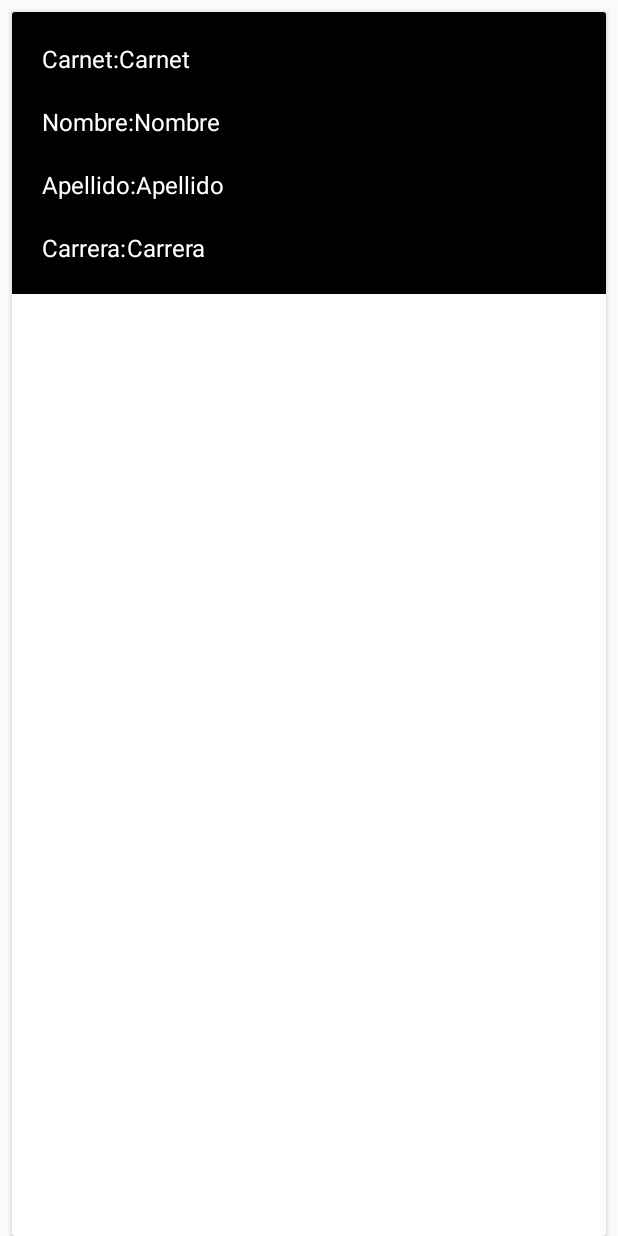
After one commit to Freduart/ProyectoPDM, an Android app: the layout alumno_item.xml on its own in the app's theme, with its tools: preview values and no code run, on a phone screen of 412 x 824 dp. The commit adds this screen. Run offline under Robolectric (Android 15) with nearby library versions, the phone set to English and light mode, and no system bars.

Commit message:
Layout y Adapters de Cargo, Alumno y Asignatura

```diff
--- a/ProyectoPDM/app/src/main/java/sv/ues/fia/eisi/proyectopdm/MainActivity.java
+++ b/ProyectoPDM/app/src/main/java/sv/ues/fia/eisi/proyectopdm/MainActivity.java
@@ -20,7 +20,6 @@ import sv.ues.fia.eisi.proyectopdm.db.entity.Escuela;
 public class MainActivity extends AppCompatActivity {
 
     private EscuelaViewModel escuelaViewModel;
-    private LocalViewModel localViewModel;
 
     @Override
     protected void onCreate(Bundle savedInstanceState) {
@@ -45,7 +44,7 @@ public class MainActivity extends AppCompatActivity {
                 debido a que ViewModel esta desfasado se tienen que buscar alternativas en este caso usamos AndroidViewModelFactory para dicha
                 solucion para comprobarlo podemos mandar un mensaje en un toast
             */
-            //escuelaViewModel= new ViewModelProvider(this).get(EscuelaViewModel.class);
+
             escuelaViewModel=new ViewModelProvider.AndroidViewModelFactory(getApplication()).create(EscuelaViewModel.class);
             escuelaViewModel.getAllEscuelas().observe(this, new Observer<List<Escuela>>() {
                 @Override
--- a/ProyectoPDM/app/src/main/java/sv/ues/fia/eisi/proyectopdm/dao/AlumnoDao.java
+++ b/ProyectoPDM/app/src/main/java/sv/ues/fia/eisi/proyectopdm/dao/AlumnoDao.java
@@ -24,17 +24,18 @@ public interface AlumnoDao {
     @Delete
     void deleteAlumno(Alumno alumno);
 
-
     /*
         En este Query nosotros borramos todos los datos que contenga la tabla Alumno
         Para borrar uno en especifico necesitaremos usar el id en el Query como un delete de SQL
      */
+
     @Query("delete from Alumno ")
-    void borrarAlumno();
+    void borrarAlumnos();
 
     /*
         LiveData tiene ventajas como mostrar los datos siempre actualizados en la app usando ROOM
      */
+
     @Query("Select * from Alumno")
     LiveData<List<Alumno>> obtenerAlumnos();
 }
--- a/ProyectoPDM/app/src/main/java/sv/ues/fia/eisi/proyectopdm/dao/EscuelaDao.java
+++ b/ProyectoPDM/app/src/main/java/sv/ues/fia/eisi/proyectopdm/dao/EscuelaDao.java
@@ -34,6 +34,7 @@ public interface EscuelaDao {
         En este Query nosotros borramos todos los datos que contenga la tabla Escuela
         Para borrar uno en especifico necesitaremos usar el id en el Query como un delete de SQL
      */
+
     @Query("delete from Escuela ")
     void borrarEscuelas();
 
--- /dev/null
+++ b/ProyectoPDM/app/src/main/res/layout/alumno_item.xml
@@ -0,0 +1,152 @@
+<?xml version="1.0" encoding="utf-8"?>
+<ScrollView xmlns:android="http://schemas.android.com/apk/res/android"
+    android:layout_width="match_parent"
+    android:layout_height="match_parent"
+    android:fillViewport="true"
+    android:orientation="vertical">
+
+    <androidx.cardview.widget.CardView
+        android:layout_width="match_parent"
+        android:layout_height="wrap_content"
+        android:layout_marginStart="8dp"
+        android:layout_marginTop="8dp"
+        android:layout_marginEnd="8dp">
+
+        <LinearLayout
+            android:layout_width="match_parent"
+            android:layout_height="wrap_content"
+            android:layout_marginTop="0dp"
+            android:background="@color/colorNegro"
+            android:foreground="?attr/selectableItemBackground"
+            android:orientation="vertical"
+            android:padding="10dp">
+
+            <LinearLayout
+                android:layout_width="match_parent"
+                android:layout_height="wrap_content"
+                android:layout_marginTop="0dp"
+                android:background="@color/colorNegro"
+                android:foreground="?attr/selectableItemBackground"
+                android:orientation="horizontal"
+                android:padding="10dp">
+
+                <TextView
+                    android:layout_width="wrap_content"
+                    android:layout_height="wrap_content"
+                    android:layout_alignParentEnd="true"
+                    android:layout_alignParentRight="true"
+                    android:text="Carnet:"
+                    android:textAppearance="@style/TextAppearance.AppCompat.Large"
+                    android:textColor="@color/colorBlanco"
+                    android:textSize="16sp" />
+
+                <TextView
+                    android:id="@+id/carnetAlumno"
+                    android:layout_width="wrap_content"
+                    android:layout_height="wrap_content"
+                    android:layout_alignParentEnd="true"
+                    android:layout_alignParentRight="true"
+                    android:text="Carnet"
+                    android:textAppearance="@style/TextAppearance.AppCompat.Large"
+                    android:textColor="@color/colorBlanco"
+                    android:textSize="16sp" />
+            </LinearLayout>
+
+            <LinearLayout
+                android:layout_width="match_parent"
+                android:layout_height="wrap_content"
+                android:layout_marginTop="0dp"
+                android:orientation="horizontal"
+                android:foreground="?attr/selectableItemBackground"
+                android:padding="10dp"
+                android:background="@color/colorNegro">
+
+                <TextView
+                    android:layout_width="wrap_content"
+                    android:layout_height="wrap_content"
+                    android:layout_alignParentEnd="true"
+                    android:layout_alignParentRight="true"
+                    android:text="Nombre:"
+                    android:textAppearance="@style/TextAppearance.AppCompat.Large"
+                    android:textColor="@color/colorBlanco"
+                    android:textSize="16sp" />
+
+                <TextView
+                    android:id="@+id/nomAlum"
+                    android:layout_width="wrap_content"
+                    android:layout_height="wrap_content"
+                    android:layout_alignParentEnd="true"
+                    android:layout_alignParentRight="true"
+                    android:text="Nombre"
+                    android:textAppearance="@style/TextAppearance.AppCompat.Large"
+                    android:textColor="@color/colorBlanco"
+                    android:textSize="16sp" />
+            </LinearLayout>
+
+            <LinearLayout
+                android:layout_width="match_parent"
+                android:layout_height="wrap_content"
+                android:layout_marginTop="0dp"
+                android:orientation="horizontal"
+                android:foreground="?attr/selectableItemBackground"
+                android:padding="10dp"
+                android:background="@color/colorNegro">
+
+                <TextView
+                    android:layout_width="wrap_content"
+                    android:layout_height="wrap_content"
+                    android:layout_alignParentEnd="true"
+                    android:layout_alignParentRight="true"
+                    android:text="Apellido:"
+                    android:textAppearance="@style/TextAppearance.AppCompat.Large"
+                    android:textColor="@color/colorBlanco"
+                    android:textSize="16sp" />
+
+                <TextView
+                    android:id="@+id/apeAlum"
+                    android:layout_width="wrap_content"
+                    android:layout_height="wrap_content"
+                    android:layout_alignParentEnd="true"
+                    android:layout_alignParentRight="true"
+                    android:text="Apellido"
+                    android:textAppearance="@style/TextAppearance.AppCompat.Large"
+                    android:textColor="@color/colorBlanco"
+                    android:textSize="16sp" />
+            </LinearLayout>
+
+            <LinearLayout
+                android:layout_width="match_parent"
+                android:layout_height="wrap_content"
+                android:layout_marginTop="0dp"
+                android:orientation="horizontal"
+                android:foreground="?attr/selectableItemBackground"
+                android:padding="10dp"
+                android:background="@color/colorNegro">
+
+                <TextView
+                    android:layout_width="wrap_content"
+                    android:layout_height="wrap_content"
+                    android:layout_alignParentEnd="true"
+                    android:layout_alignParentRight="true"
+                    android:text="Carrera:"
+                    android:textAppearance="@style/TextAppearance.AppCompat.Large"
+                    android:textColor="@color/colorBlanco"
+                    android:textSize="16sp" />
+
+                <TextView
+                    android:id="@+id/nombreCarrera"
+                    android:layout_width="wrap_content"
+                    android:layout_height="wrap_content"
+                    android:layout_alignParentEnd="true"
+                    android:layout_alignParentRight="true"
+                    android:inputType="textMultiLine"
+                    android:text="Carrera"
+                    android:textAppearance="@style/TextAppearance.AppCompat.Large"
+                    android:textColor="@color/colorBlanco"
+                    android:textSize="16sp" />
+            </LinearLayout>
+
+        </LinearLayout>
+
+    </androidx.cardview.widget.CardView>
+</ScrollView>
```
Also changed, not shown: ProyectoPDM/app/src/main/java/sv/ues/fia/eisi/proyectopdm/Adapter/AlumnoAdapter.java (added, +61 -0 lines), ProyectoPDM/app/src/main/java/sv/ues/fia/eisi/proyectopdm/Adapter/AsignaturaAdapter.java (added, +58 -0 lines), ProyectoPDM/app/src/main/java/sv/ues/fia/eisi/proyectopdm/Adapter/CargoAdapter.java (added, +63 -0 lines), ProyectoPDM/app/src/main/java/sv/ues/fia/eisi/proyectopdm/ViewModel/AlumnoViewModel.java (added, +36 -0 lines), ProyectoPDM/app/src/main/java/sv/ues/fia/eisi/proyectopdm/repository/AlumnoRepository.java (added, +102 -0 lines), ProyectoPDM/app/src/main/res/layout/asinatura_item.xml (added, +121 -0 lines), ProyectoPDM/app/src/main/res/layout/cargo_item.xml (added, +121 -0 lines).
